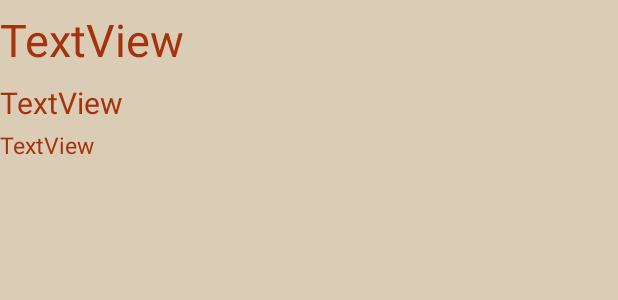
After one commit to MrVeseli/Android-project, an Android app: the layout fragment_recipe_detail.xml on its own in the app's theme, with its tools: preview values and no code run, on a phone screen of 412 x 824 dp. The commit adds this screen. Shown: the top 300 px of the screen. Run offline under Robolectric (Android 15) with nearby library versions, the phone set to English and light mode, and no system bars.

Commit message:
Add fragment as recipe detail

```diff
--- a/app/src/main/java/com/example/desserterapp/MealIdeasActivity.kt
+++ b/app/src/main/java/com/example/desserterapp/MealIdeasActivity.kt
@@ -73,7 +73,7 @@ class RecipeRecyclerAdapter(private val context: Context, private val items: Lis
             toPass.putString("servings", recipe.servings)
             toPass.putString("instructions", recipe.instructions)
 
-            val intent = Intent(context, RecipeDetailActivity::class.java)
+            val intent = Intent(context, RecipeDetailActivity2::class.java)
             intent.putExtras(toPass)
             context.startActivity(intent)
         }
--- a/app/src/main/java/com/example/desserterapp/RegisterActivity.kt
+++ b/app/src/main/java/com/example/desserterapp/RegisterActivity.kt
@@ -30,8 +30,11 @@ class RegisterActivity : AppCompatActivity() {
                 Integer.parseInt(daysText.text.toString())
             )
 
+            var weight = Integer.parseInt(currentWeightText.text.toString())
+
             editor.apply {
                 putInt("calorie_goal", calorieGoal).commit()
+                putInt("weight", weight)
             }
 
             Toast.makeText(this, "Sucessfully registered", Toast.LENGTH_SHORT).show()
--- /dev/null
+++ b/app/src/main/res/layout/fragment_recipe_detail.xml
@@ -0,0 +1,50 @@
+<?xml version="1.0" encoding="utf-8"?>
+<FrameLayout xmlns:android="http://schemas.android.com/apk/res/android"
+    xmlns:app="http://schemas.android.com/apk/res-auto"
+    xmlns:tools="http://schemas.android.com/tools"
+    android:layout_width="match_parent"
+    android:layout_height="match_parent"
+    tools:context=".RecipeDetailFragment">
+
+    <androidx.constraintlayout.widget.ConstraintLayout
+        android:layout_width="match_parent"
+        android:layout_height="match_parent">
+
+        <TextView
+            android:id="@+id/fragTitleTextView"
+            android:layout_width="0dp"
+            android:layout_height="wrap_content"
+            android:layout_marginTop="6dp"
+            android:text="TextView"
+            android:textColor="@color/colorOnPrimary"
+            android:textSize="30sp"
+            app:layout_constraintEnd_toEndOf="parent"
+            app:layout_constraintStart_toStartOf="parent"
+            app:layout_constraintTop_toTopOf="parent" />
+
+        <TextView
+            android:id="@+id/fragSevingsTextView"
+            android:layout_width="0dp"
+            android:layout_height="wrap_content"
+            android:layout_marginTop="8dp"
+            android:text="TextView"
+            android:textColor="@color/colorOnPrimary"
+            android:textSize="20sp"
+            app:layout_constraintEnd_toEndOf="parent"
+            app:layout_constraintStart_toStartOf="parent"
+            app:layout_constraintTop_toBottomOf="@+id/fragTitleTextView" />
+
+        <TextView
+            android:id="@+id/fragInstructionsTextView"
+            android:layout_width="0dp"
+            android:layout_height="wrap_content"
+            android:layout_marginTop="4dp"
+            android:text="TextView"
+            android:textColor="@color/colorOnPrimary"
+            android:textSize="15sp"
+            app:layout_constraintEnd_toEndOf="parent"
+            app:layout_constraintStart_toStartOf="parent"
+            app:layout_constraintTop_toBottomOf="@+id/fragSevingsTextView" />
+    </androidx.constraintlayout.widget.ConstraintLayout>
+
+</FrameLayout>
--- a/app/src/main/res/values/strings.xml
+++ b/app/src/main/res/values/strings.xml
@@ -13,9 +13,12 @@
     <string name="input_workout_time">Input workout duration (min)</string>
     <string name="add_workout">Add workout</string>
     <string name="suggest_meal">Suggest a meal</string>
+    <string name="swap">Swap</string>
 
     <string name="find_meal">Search for recipes</string>
     <string name="search">Search</string>
 
     <string name="meal">Meal 1</string>
+    <!-- TODO: Remove or change this placeholder text -->
+    <string name="hello_blank_fragment">Hello blank fragment</string>
 </resources>
```
Also changed, not shown: app/src/main/AndroidManifest.xml (+7 -0 lines), app/src/main/java/com/example/desserterapp/MainActivity.kt (+6 -6 lines), app/src/main/java/com/example/desserterapp/RecipeDetailActivity2.kt (added, +31 -0 lines), app/src/main/java/com/example/desserterapp/RecipeDetailFragment.kt (added, +27 -0 lines), app/src/main/res/layout/activity_recipe_detail2.xml (added, +20 -0 lines).
